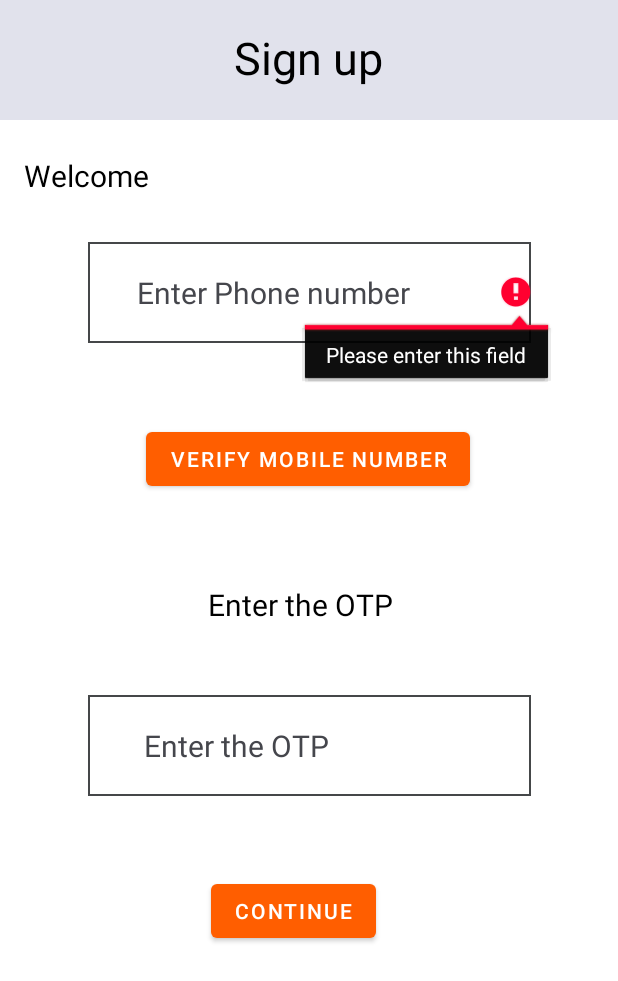
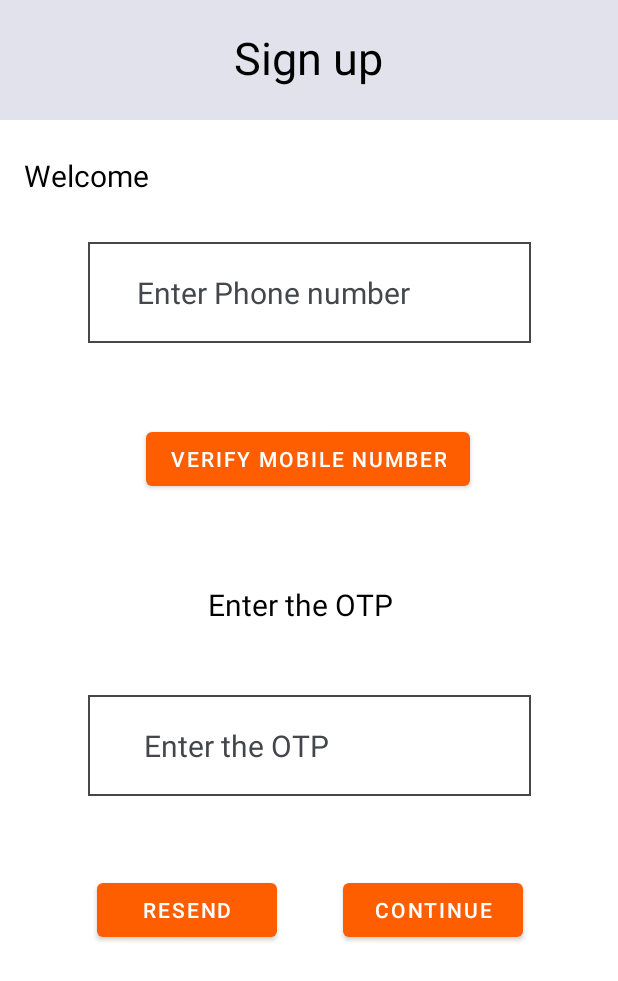
Before and after one commit to VISHNUPRABHU-170/ODOP-app, an Android app: the SignupActivity screen opened directly, with no data from a screen before it, after a tap on "VERIFY MOBILE NUMBER", on a phone screen of 412 x 824 dp. Shown: the top 981 px of the screen. Run offline under Robolectric (Android 15) with nearby library versions, the light colour scheme and no system bars; our stand-ins replace Firebase (no records; nobody signed in at launch, a user with empty details on screens opened directly).

Commit message:
FOOD app

```diff
--- a/app/build.gradle
+++ b/app/build.gradle
@@ -43,6 +43,7 @@ dependencies {
     implementation 'com.google.android.material:material:1.8.0'
     implementation 'androidx.constraintlayout:constraintlayout:2.1.4'
     implementation 'com.google.firebase:firebase-database:20.0.4'
+    implementation 'com.google.firebase:firebase-auth:21.0.3'
     testImplementation 'junit:junit:4.13.2'
     androidTestImplementation 'androidx.test.ext:junit:1.1.5'
     androidTestImplementation 'androidx.test.espresso:espresso-core:3.5.1'
--- a/app/src/main/java/com/example/foodapplication/SignupActivity.kt
+++ b/app/src/main/java/com/example/foodapplication/SignupActivity.kt
@@ -3,8 +3,15 @@ package com.example.foodapplication
 import android.content.Intent
 import androidx.appcompat.app.AppCompatActivity
 import android.os.Bundle
+import android.util.Log
 import android.widget.Button
 import android.widget.EditText
+import android.widget.Toast
+import com.google.firebase.FirebaseException
+import com.google.firebase.FirebaseTooManyRequestsException
+import com.google.firebase.auth.*
+import com.google.firebase.database.FirebaseDatabase
+import java.util.concurrent.TimeUnit
 
 class SignupActivity : AppCompatActivity() {
 
@@ -12,6 +19,8 @@ class SignupActivity : AppCompatActivity() {
     private lateinit var otp: EditText
     private lateinit var verify: Button
     private lateinit var go: Button
+    private lateinit var resend: Button
+    private lateinit var auth: FirebaseAuth
 
     override fun onCreate(savedInstanceState: Bundle?) {
         super.onCreate(savedInstanceState)
@@ -23,23 +32,84 @@ class SignupActivity : AppCompatActivity() {
         verify=findViewById(R.id.verify)
         go=findViewById(R.id.go)
 
+        var number=number.text.toString()
+        var otp=otp.text.toString()
+
         verify.setOnClickListener(){
-            val str=number.text.toString()
-            if(str.isBlank()){
-                number.error="Please enter this field"
+            if(number.isBlank() || number.trim().isBlank() || number.length!=10){
+                Toast.makeText(this,"Please enter a valid mobile number ",Toast.LENGTH_SHORT).show()
+            }else{
+                number = "+91$number"
+
+                val options = PhoneAuthOptions.newBuilder(auth)
+                    .setPhoneNumber(number)       // Phone number to verify
+                    .setTimeout(60L, TimeUnit.SECONDS) // Timeout and unit
+                    .setActivity(this)                 // Activity (for callback binding)
+                    .setCallbacks(callbacks)          // OnVerificationStateChangedCallbacks
+                    .build()
+                PhoneAuthProvider.verifyPhoneNumber(options)
             }
         }
+    }
 
-        go.setOnClickListener(){
-            val str=otp.text.toString()
-            if(str.isBlank()){
-                otp.error="Please enter this field"
-            }else{
-                val intent=Intent(this,HomeActivity::class.java)
-                startActivity(intent)
+    private fun signInWithPhoneAuthCredential(credential: PhoneAuthCredential) {
+        auth.signInWithCredential(credential)
+            .addOnCompleteListener(this) { task ->
+                if (task.isSuccessful) {
+                    // Sign in success, update UI with the signed-in user's information
+
+
+
+                } else {
+                    // Sign in failed, display a message and update the UI
+
+                    if (task.exception is FirebaseAuthInvalidCredentialsException) {
+                        // The verification code entered was invalid
+                    }
+                    // Update UI
+                }
             }
+    }
+
+    private val callbacks = object : PhoneAuthProvider.OnVerificationStateChangedCallbacks() {
+
+        override fun onVerificationCompleted(credential: PhoneAuthCredential) {
+            // This callback will be invoked in two situations:
+            // 1 - Instant verification. In some cases the phone number can be instantly
+            //     verified without needing to send or enter a verification code.
+            // 2 - Auto-retrieval. On some devices Google Play services can automatically
+            //     detect the incoming verification SMS and perform verification without
+            //     user action.
+
+            signInWithPhoneAuthCredential(credential)
         }
 
+        override fun onVerificationFailed(e: FirebaseException) {
+            // This callback is invoked in an invalid request for verification is made,
+            // for instance if the the phone number format is not valid.
 
+
+            if (e is FirebaseAuthInvalidCredentialsException) {
+                // Invalid request
+                Log.d("TAG","Verification failed : ${e.toString()}")
+            } else if (e is FirebaseTooManyRequestsException) {
+                // The SMS quota for the project has been exceeded
+                Log.d("TAG","Verification failed : ${e.toString()}")
+            }
+
+            // Show a message and update the UI
+        }
+
+        override fun onCodeSent(
+            verificationId: String,
+            token: PhoneAuthProvider.ForceResendingToken
+        ) {
+            // The SMS verification code has been sent to the provided phone number, we
+            // now need to ask the user to enter the code and then construct a credential
+            // by combining the code with a verification ID.
+            // Save verification ID and resending token so we can use them later
+
+        }
     }
+
 }
--- a/app/src/main/res/layout/activity_signup.xml
+++ b/app/src/main/res/layout/activity_signup.xml
@@ -97,15 +97,15 @@
 
     <Button
         android:id="@+id/go"
-        android:layout_width="wrap_content"
+        android:layout_width="120dp"
         android:layout_height="wrap_content"
         android:text="Continue"
         app:layout_constraintBottom_toBottomOf="parent"
         app:layout_constraintEnd_toEndOf="parent"
-        app:layout_constraintHorizontal_bias="0.465"
+        app:layout_constraintHorizontal_bias="0.784"
         app:layout_constraintStart_toStartOf="parent"
         app:layout_constraintTop_toTopOf="parent"
-        app:layout_constraintVertical_bias="0.752" />
+        app:layout_constraintVertical_bias="0.751" />
 
     <TextView
         android:id="@+id/textView25"
@@ -121,4 +121,16 @@
         app:layout_constraintTop_toTopOf="parent"
         app:layout_constraintVertical_bias="0.023" />
 
+    <Button
+        android:id="@+id/resend"
+        android:layout_width="120dp"
+        android:layout_height="wrap_content"
+        android:text="Resend"
+        app:layout_constraintBottom_toBottomOf="parent"
+        app:layout_constraintEnd_toEndOf="parent"
+        app:layout_constraintHorizontal_bias="0.222"
+        app:layout_constraintStart_toStartOf="parent"
+        app:layout_constraintTop_toTopOf="parent"
+        app:layout_constraintVertical_bias="0.751" />
+
 </androidx.constraintlayout.widget.ConstraintLayout>
```
Also changed, not shown: 1 other file.
